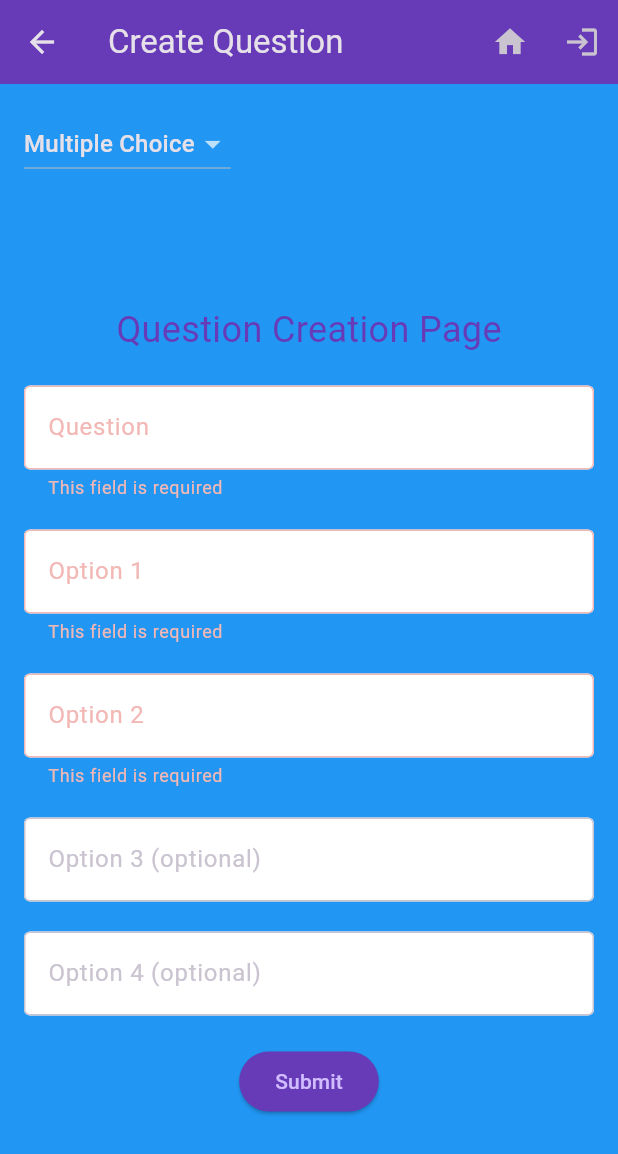
After one commit to UoP-BrainTap/frontend, a Flutter app: the QuestionCreationPage screen opened by its route, after a tap on "Submit", on a phone screen of 412 x 824 dp. The commit adds this screen. Shown: the top 1154 px of the screen. Run offline on Flutter 3.47's test engine with Material 3 defaults, Android fonts, the phone set to English and light mode, and no system bars; our stand-ins replace email_validator, go_router, url_strategy; missing offline and left inert: password_strength_checker.

Commit message:
Made question_creation_page (not finished) and added it to main

```diff
--- a/lib/main.dart
+++ b/lib/main.dart
@@ -2,6 +2,7 @@ import 'package:flutter/material.dart';
 import 'package:frontend/pages/home_page.dart';
 import 'package:frontend/pages/login_page.dart';
 import 'package:frontend/pages/signup_page.dart';
+import 'package:frontend/pages/question_creation_page.dart';
 import 'package:go_router/go_router.dart';
 import 'package:url_strategy/url_strategy.dart';
 
@@ -27,6 +28,10 @@ class MyApp extends StatelessWidget {
             path: 'signup',
             builder: (context, state) => const SignupPage(),
           ),
+          GoRoute(
+            path: 'question',
+            builder: (context, state) => const QuestionCreationPage(),
+          ),
         ]
       ),
     ],
--- /dev/null
+++ b/lib/pages/question_creation_page.dart
@@ -0,0 +1,266 @@
+import 'package:flutter/material.dart';
+import 'package:go_router/go_router.dart';
+import 'package:frontend/main.dart';
+
+class QuestionCreationPage extends StatefulWidget {
+  const QuestionCreationPage({super.key});
+
+  @override
+  _QuestionCreationPageState createState() => _QuestionCreationPageState();
+}
+
+class _QuestionCreationPageState extends State<QuestionCreationPage> {
+  final _formKey = GlobalKey<FormState>();
+  String _questionType = 'Multiple Choice';
+  final TextEditingController _questionTitleController = TextEditingController();
+  final TextEditingController _option1Controller = TextEditingController();
+  final TextEditingController _option2Controller = TextEditingController();
+  final TextEditingController _option3Controller = TextEditingController();
+  final TextEditingController _option4Controller = TextEditingController();
+  final TextEditingController _correctAnswerController = TextEditingController();
+
+  void _submitForm() {
+    if (_formKey.currentState!.validate()) {
+      if (_questionType == 'Multiple Choice') {
+        String questionTitle = _questionTitleController.text;
+        String option1 = _option1Controller.text;
+        String option2 = _option2Controller.text;
+        String option3 = _option3Controller.text;
+        String option4 = _option4Controller.text;
+
+        // Process the data (e.g., send it to a server or save it locally)
+        print('Multiple Choice Question: $questionTitle');
+        print('Option 1: $option1');
+        print('Option 2: $option2');
+        print('Option 3: $option3');
+        print('Option 4: $option4');
+      } else if (_questionType == 'True or False') {
+        String questionTitle = _questionTitleController.text;
+        String correctAnswer = _correctAnswerController.text;
+
+        // Process the data (e.g., send it to a server or save it locally)
+        print('True or False Question: $questionTitle');
+        print('Correct Answer: $correctAnswer');
+      }
+    }
+  }
+
+  @override
+  Widget build(BuildContext context) {
+    return Scaffold(
+      appBar: AppBar(
+        title: const Text('Create Question'),
+        backgroundColor: Colors.deepPurple,
+        actions: [
+          IconButton(
+            icon: const Icon(Icons.home),
+            onPressed: () {
+              context.go('/home'); // Navigates to the Home page
+            },
+          ),
+          IconButton(
+            icon: const Icon(Icons.login),
+            onPressed: () {
+              context.go('/login'); // Navigates to the Login page
+            },
+          ),
+        ],
+      ),
+      body: Container(
+        color: Colors.blue, // Set background color to blue
+        child: Padding(
+          padding: const EdgeInsets.all(16.0),
+          child: Form(
+            key: _formKey,
+            child: Column(
+              crossAxisAlignment: CrossAxisAlignment.start,
+              children: [
+                DropdownButton<String>(
+                  value: _questionType,
+                  items: <String>['Multiple Choice', 'True or False']
+                      .map((String value) {
+                    return DropdownMenuItem<String>(
+                      value: value,
+                      child: Text(value),
+                    );
+                  }).toList(),
+                  onChanged: (String? newValue) {
+                    setState(() {
+                      _questionType = newValue!;
+                    });
+                  },
+                ),
+                const SizedBox(height: 20),
+                Expanded(
+                  child: Center(
+                    child: Column(
+                      mainAxisAlignment: MainAxisAlignment.center,
+                      children: [
+                        const Text(
+                          'Question Creation Page',
+                          style: TextStyle(fontSize: 24, color: Colors.deepPurple),
+                        ),
+                        const SizedBox(height: 20),
+                        if (_questionType == 'Multiple Choice') _buildMultipleChoiceForm(),
+                        if (_questionType == 'True or False') _buildTrueOrFalseForm(),
+                      ],
+                    ),
+                  ),
+                ),
+              ],
+            ),
+          ),
+        ),
+      ),
+    );
+  }
+
+  Widget _buildMultipleChoiceForm() {
+    return Column(
+      children: [
+        TextFormField(
+          controller: _questionTitleController,
+          decoration: const InputDecoration(
+            labelText: 'Question',
+            border: OutlineInputBorder(),
+            filled: true,
+            fillColor: Colors.white, // Set text box background color to white
+            focusedBorder: OutlineInputBorder(
+              borderSide: BorderSide(color: Colors.deepPurple),
+            ),
+          ),
+          validator: (value) {
+            if (value == null || value.isEmpty) {
+              return 'This field is required';
+            }
+            return null;
+          },
+        ),
+        const SizedBox(height: 20),
+        TextFormField(
+          controller: _option1Controller,
+          decoration: const InputDecoration(
+            labelText: 'Option 1',
+            border: OutlineInputBorder(),
+            filled: true,
+            fillColor: Colors.white, // Set text box background color to white
+            focusedBorder: OutlineInputBorder(
+              borderSide: BorderSide(color: Colors.redAccent),
+            ),
+          ),
+          validator: (value) {
+            if (value == null || value.isEmpty) {
+              return 'This field is required';
+            }
+            return null;
+          },
+        ),
+        const SizedBox(height: 20),
+        TextFormField(
+          controller: _option2Controller,
+          decoration: const InputDecoration(
+            labelText: 'Option 2',
+            border: OutlineInputBorder(),
+            filled: true,
+            fillColor: Colors.white, // Set text box background color to white
+            focusedBorder: OutlineInputBorder(
+              borderSide: BorderSide(color: Colors.greenAccent),
+            ),
+          ),
+          validator: (value) {
+            if (value == null || value.isEmpty) {
+              return 'This field is required';
+            }
+            return null;
+          },
+        ),
+        const SizedBox(height: 20),
+        TextFormField(
+          controller: _option3Controller,
+          decoration: const InputDecoration(
+            labelText: 'Option 3 (optional)',
+            border: OutlineInputBorder(),
+            filled: true,
+            fillColor: Colors.white, // Set text box background color to white
+            focusedBorder: OutlineInputBorder(
+              borderSide: BorderSide(color: Colors.blueAccent),
+            ),
+          ),
+        ),
+        const SizedBox(height: 20),
+        TextFormField(
+          controller: _option4Controller,
+          decoration: const InputDecoration(
+            labelText: 'Option 4 (optional)',
+            border: OutlineInputBorder(),
+            filled: true,
+            fillColor: Colors.white, // Set text box background color to white
+            focusedBorder: OutlineInputBorder(
+              borderSide: BorderSide(color: Colors.orangeAccent),
+            ),
+          ),
+        ),
+        const SizedBox(height: 20),
+        ElevatedButton(
+          onPressed: _submitForm,
+          style: ElevatedButton.styleFrom(
+            backgroundColor: Colors.deepPurple,
+          ),
+          child: const Text('Submit'),
+        ),
+      ],
+    );
+  }
+
+  Widget _buildTrueOrFalseForm() {
+    return Column(
+      children: [
+        TextFormField(
+          controller: _questionTitleController,
+          decoration: const InputDecoration(
+            labelText: 'Question',
+            border: OutlineInputBorder(),
+            filled: true,
+            fillColor: Colors.white, // Set text box background color to white
+            focusedBorder: OutlineInputBorder(
+              borderSide: BorderSide(color: Colors.deepPurple),
+            ),
+          ),
+          validator: (value) {
+            if (value == null || value.isEmpty) {
+              return 'This field is required';
+            }
+            return null;
+          },
+        ),
+        const SizedBox(height: 20),
+        TextFormField(
+          controller: _correctAnswerController,
+          decoration: const InputDecoration(
+            labelText: 'Correct Answer (True/False)',
+            border: OutlineInputBorder(),
+            filled: true,
+            fillColor: Colors.white, // Set text box background color to white
+            focusedBorder: OutlineInputBorder(
+              borderSide: BorderSide(color: Colors.deepPurple),
+            ),
+          ),
+          validator: (value) {
+            if (value == null || value.isEmpty) {
+              return 'This field is required';
+            }
+            return null;
+          },
+        ),
+        const SizedBox(height: 20),
+        ElevatedButton(
+          onPressed: _submitForm,
+          style: ElevatedButton.styleFrom(
+            backgroundColor: Colors.deepPurple,
+          ),
+          child: const Text('Submit'),
+        ),
+      ],
+    );
+  }
+}
```
